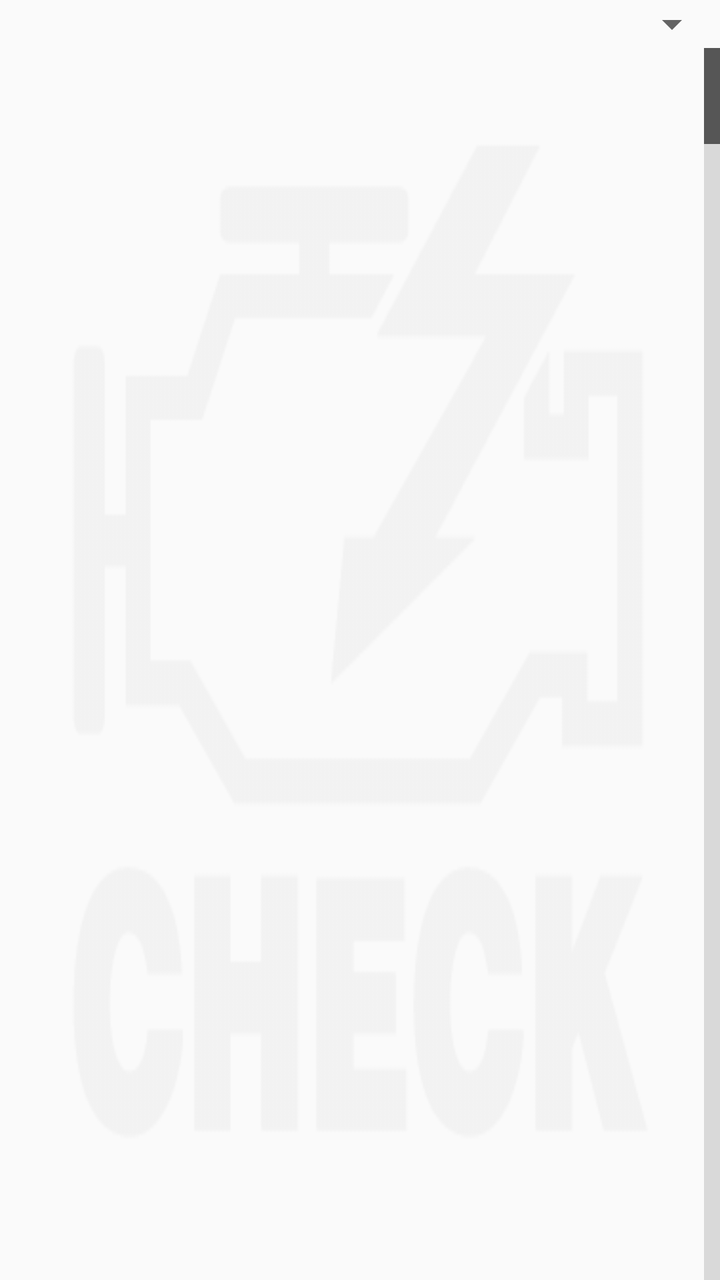
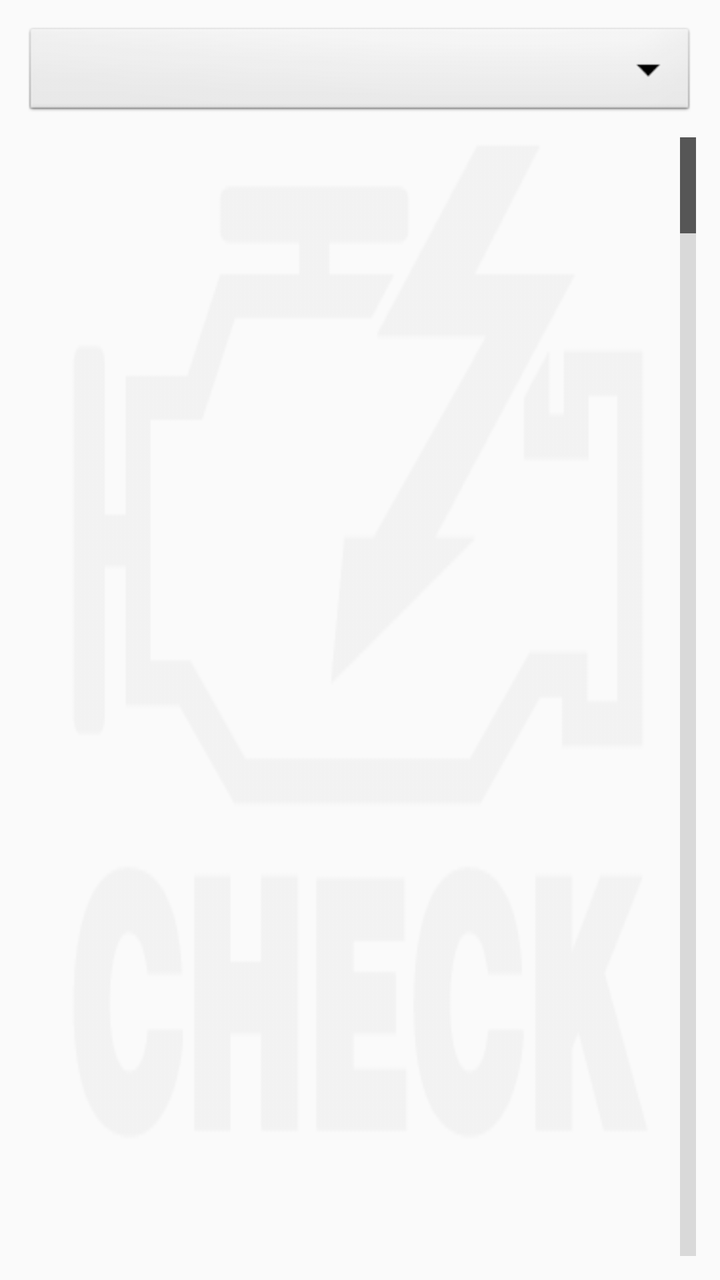

An Android layout rendered at two revisions. The XML below is the earlier revision; the diff shows what the commit changed to produce the second picture.
<!-- AndroidManifest.xml: application theme AppTheme -->
<!-- res/layout/obd_list.xml -->
<?xml version="1.0" encoding="utf-8" ?>
<FrameLayout
    android:id="@+id/obd_list"
    xmlns:android="http://schemas.android.com/apk/res/android"
    android:layout_width="match_parent"
    android:layout_height="match_parent"
    android:background="@drawable/mil_off" >

    <LinearLayout
        android:layout_width="match_parent"
        android:layout_height="match_parent"
        android:orientation="vertical">

        <Spinner
            android:id="@+id/ff_selector"
            android:layout_width="match_parent"
            android:layout_height="wrap_content"
            android:prompt="@string/select_fault_code"
            android:spinnerMode="dialog"
            android:visibility="visible"
            />

        <ListView
            android:id="@android:id/list"
            android:layout_width="match_parent"
            android:layout_height="match_parent"
            android:layout_gravity="center_horizontal"
            android:choiceMode="multipleChoice"
            android:dividerHeight="2dp"
            android:fastScrollEnabled="true" />

    </LinearLayout>

    
    <Button
        android:id="@+id/clear_codes_button"
        android:layout_width="wrap_content"
        android:layout_height="wrap_content"
        android:layout_gravity="bottom|end"
        android:layout_margin="16dp"
        android:text="@string/obd_clearcodes"
        android:drawableLeft="@android:drawable/ic_menu_delete"
        android:drawablePadding="8dp"
        android:padding="12dp"
        android:background="@android:drawable/btn_default"
        android:visibility="gone" />

</FrameLayout>
<!-- resources referenced by this layout -->
<resources>
  <!-- drawable mil_off: png bitmap (drawable, 7061 bytes) -->
  <string name="obd_clearcodes">Clear Codes</string>
  <string name="select_fault_code">Select fault code …</string>
  <style name="AppTheme" parent="Theme.AppCompat.Light.DarkActionBar">
          <item name="android:activatedBackgroundIndicator">@drawable/activated_background</item>
          <item name="actionMenuTextAppearance">@style/MenuTextAppearance</item>
          <item name="android:dropDownListViewStyle">@style/PopupMenuListView</item>
          <item name="windowActionBarOverlay">false</item>
      </style>
  <!-- drawable activated_background (drawable) -->
  <?xml version="1.0" encoding="utf-8"?>
  <selector xmlns:android="http://schemas.android.com/apk/res/android">
      <item android:state_activated="true" android:drawable="@color/row_activated" />
      <item android:drawable="@android:color/transparent" />
  </selector>
  <style name="MenuTextAppearance" parent="TextAppearance.AppCompat.Widget.ActionBar.Menu">
          <item name="android:textSize">16sp</item>
      </style>
  <style name="PopupMenuListView" parent="Widget.AppCompat.ListView.DropDown">
          <item name="android:divider">@android:color/transparent</item>
          <item name="android:dividerHeight">0dp</item>
      </style>
  <color name="row_activated">#80808080</color>
</resources>

<!-- the commit's change to res/layout/obd_list.xml (unified diff, before → after) -->
@@ -9,15 +9,19 @@
     <LinearLayout
         android:layout_width="match_parent"
         android:layout_height="match_parent"
-        android:orientation="vertical">
+        android:orientation="vertical"
+        android:padding="12dp">
 
         <Spinner
             android:id="@+id/ff_selector"
             android:layout_width="match_parent"
             android:layout_height="wrap_content"
+            android:layout_marginBottom="8dp"
             android:prompt="@string/select_fault_code"
             android:spinnerMode="dialog"
             android:visibility="visible"
+            android:background="@android:drawable/btn_dropdown"
+            android:padding="12dp"
             />
 
         <ListView
@@ -26,8 +30,13 @@
             android:layout_height="match_parent"
             android:layout_gravity="center_horizontal"
             android:choiceMode="multipleChoice"
-            android:dividerHeight="2dp"
-            android:fastScrollEnabled="true" />
+            android:dividerHeight="1dp"
+            android:divider="#E0E0E0"
+            android:fastScrollEnabled="true"
+            android:paddingStart="8dp"
+            android:paddingEnd="8dp"
+            android:clipToPadding="false"
+            android:scrollbarStyle="outsideOverlay" />
 
     </LinearLayout>
 
@@ -36,13 +45,20 @@
         android:id="@+id/clear_codes_button"
         android:layout_width="wrap_content"
         android:layout_height="wrap_content"
-        android:layout_gravity="bottom|end"
-        android:layout_margin="16dp"
+        android:layout_gravity="bottom|center_horizontal"
+        android:layout_marginBottom="24dp"
         android:text="@string/obd_clearcodes"
-        android:drawableLeft="@android:drawable/ic_menu_delete"
-        android:drawablePadding="8dp"
-        android:padding="12dp"
-        android:background="@android:drawable/btn_default"
+        android:drawableLeft="@drawable/ic_delete_24"
+        android:drawablePadding="12dp"
+        android:paddingStart="24dp"
+        android:paddingEnd="24dp"
+        android:paddingTop="14dp"
+        android:paddingBottom="14dp"
+        android:background="@drawable/button_clear_codes"
+        android:textColor="@android:color/white"
+        android:textSize="16sp"
+        android:textStyle="bold"
+        android:elevation="4dp"
         android:visibility="gone" />
 
 </FrameLayout>
<!-- resource entries referenced after the edit -->
@@ -1,5 +1,37 @@
 <!-- resources referenced by this layout -->
 <resources>
+  <!-- drawable button_clear_codes (drawable) -->
+  <?xml version="1.0" encoding="utf-8"?>
+  <selector xmlns:android="http://schemas.android.com/apk/res/android">
+      
+      <item android:state_pressed="true">
+          <shape android:shape="rectangle">
+              <corners android:radius="24dp"/>
+              <solid android:color="#D32F2F"/>
+              <padding android:left="24dp" android:right="24dp" android:top="12dp" android:bottom="12dp"/>
+          </shape>
+      </item>
+      
+      <item>
+          <shape android:shape="rectangle">
+              <corners android:radius="24dp"/>
+              <solid android:color="#F44336"/>
+              <padding android:left="24dp" android:right="24dp" android:top="12dp" android:bottom="12dp"/>
+              <stroke android:width="1dp" android:color="#E53935"/>
+          </shape>
+      </item>
+  </selector>
+  <!-- drawable ic_delete_24 (drawable) -->
+  <vector xmlns:android="http://schemas.android.com/apk/res/android"
+      android:width="24dp"
+      android:height="24dp"
+      android:viewportWidth="24"
+      android:viewportHeight="24"
+      android:tint="@android:color/white">
+      <path
+          android:fillColor="@android:color/white"
+          android:pathData="M6,19c0,1.1 0.9,2 2,2h8c1.1,0 2,-0.9 2,-2V7H6v12zM19,4h-3.5l-1,-1h-5l-1,1H5v2h14V4z"/>
+  </vector>
   <!-- drawable mil_off: png bitmap (drawable, 7061 bytes) -->
   <string name="obd_clearcodes">Clear Codes</string>
   <string name="select_fault_code">Select fault code …</string>
